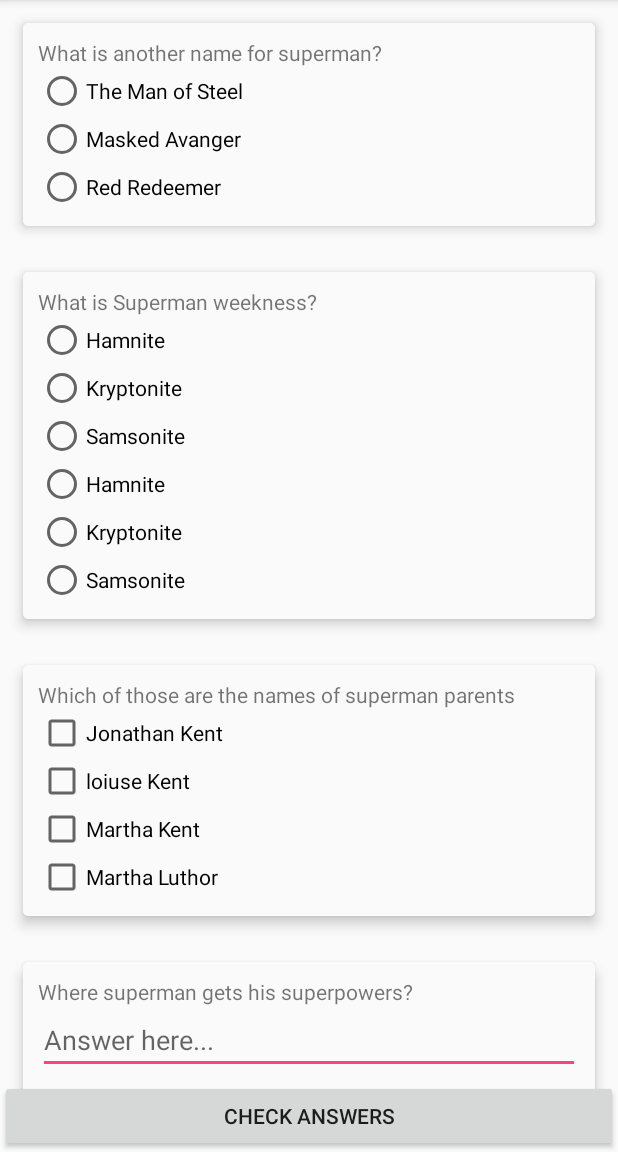
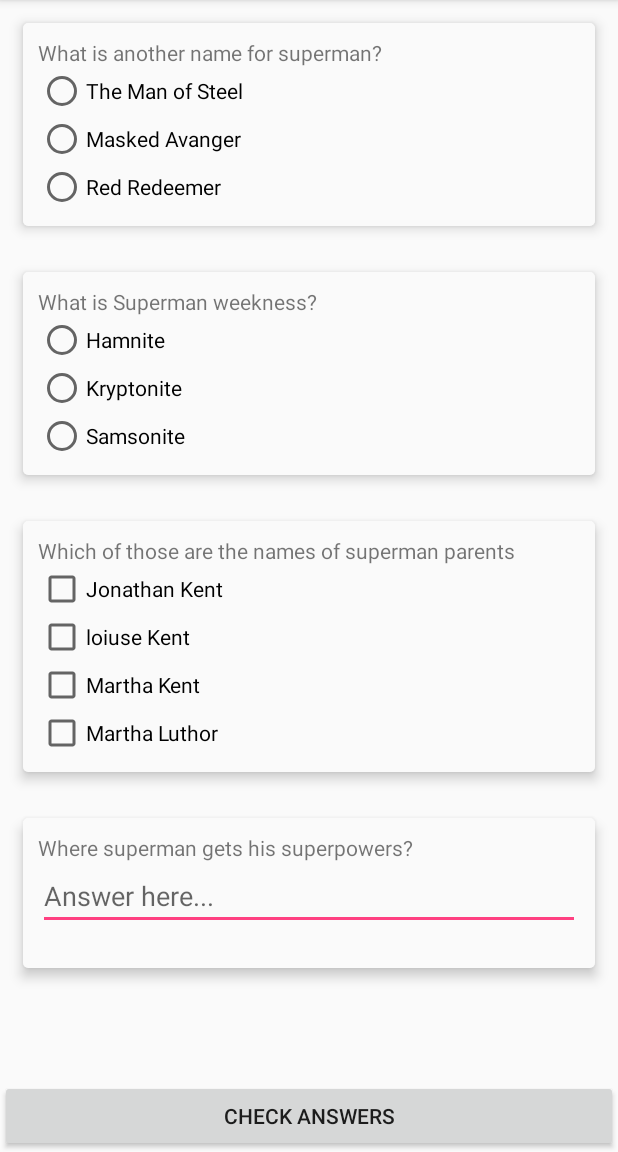
Before and after one commit to lowseven/nanodegrees, an Android app: the screen it shows after launch (MainActivity), after a tap on "CHECK ANSWERS", on a phone screen of 412 x 824 dp, the part 84-1236 px from its top. Run offline under Robolectric (Android 15) with nearby library versions, the phone set to English and light mode, and no system bars; 1 statement that could not run was skipped.

Commit message:
Cleaning quizApp

```diff
--- a/android/QuizApp/app/src/main/java/com/example/android/quizapp/MainActivity.java
+++ b/android/QuizApp/app/src/main/java/com/example/android/quizapp/MainActivity.java
@@ -3,6 +3,8 @@ package com.example.android.quizapp;
 import android.os.Bundle;
 import android.support.v7.app.AppCompatActivity;
 import android.view.View;
+import android.widget.CheckBox;
+import android.widget.EditText;
 import android.widget.RadioButton;
 import android.widget.RadioGroup;
 import android.widget.Toast;
@@ -15,34 +17,50 @@ public class MainActivity extends AppCompatActivity {
         setContentView(R.layout.activity_main);
     }
 
-    private int checkAnswers() {
-        int answer = 0;
+    private boolean[] checkAnswers() {
+        boolean[] answers = new boolean[4];
 
-        //RADIO BUTTONS ANSWERS VALIDATOR
+        //RADIO BUTTONS ANSWERS
         int q1_selectedRadioButtonId = ((RadioGroup) findViewById(R.id.q1_radio_button)).getCheckedRadioButtonId();
         int q2_selectedRadioButtonId = ((RadioGroup) findViewById(R.id.q2_radio_button)).getCheckedRadioButtonId();
 
-        RadioButton q1_radioButton = ((RadioButton) findViewById(q1_selectedRadioButtonId));
-        RadioButton q2_radioButton = ((RadioButton) findViewById(q2_selectedRadioButtonId));
+        if(q1_selectedRadioButtonId > 0) {
+            RadioButton q1_radioButton = ((RadioButton) findViewById(q1_selectedRadioButtonId));
+            answers[0] = (q1_radioButton.getText() == getResources().getString(R.string.q1_answer));
+        } else {
+          answers[0] = false;
+        }
+        if(q2_selectedRadioButtonId > 0) {
+            RadioButton q2_radioButton = ((RadioButton) findViewById(q2_selectedRadioButtonId));
+            answers[1] = (q2_radioButton.getText() == getResources().getString(R.string.q2_answer));
+        } else {
+            answers[1] = false;
+        }
 
-            answer = answer << 2;
-//        answer <<= (q1_radioButton.getText() == getResources().getString(R.string.q1_answer)) ? 1 : 0;
-//        answer <<= (q2_radioButton.getText() == getResources().getString(R.string.q2_answer)) ? 2 : 0;
+        //CHECKBOX ANSWERS
+        CheckBox q3_checkBox1 = (CheckBox) findViewById(R.id.q3_kent1);
+        CheckBox q3_checkBox2 = (CheckBox) findViewById(R.id.q3_kent2);
+        CheckBox q3_checkBox3 = (CheckBox) findViewById(R.id.q3_kent3);
+        CheckBox q3_checkBox4 = (CheckBox) findViewById(R.id.q3_kent4);
 
-//        //CHECKBOXES ANSWERS VALIDATOR
-//        CheckBox cbKent1 = (CheckBox) findViewById(R.id.q3_kent1);
-//        CheckBox cbKent2 = (CheckBox) findViewById(R.id.q3_kent2);
-//        CheckBox cbKent3 = (CheckBox) findViewById(R.id.q3_kent3);
-//        CheckBox cbKent4 = (CheckBox) findViewById(R.id.q3_kent4);
-//
-//        answer <<= (cbKent1.isChecked()) ? 1 : 0;
-//        answer <<= (cbKent1.isChecked()) ? 1 : 0;
+        answers[2] = (q3_checkBox1.isChecked() && q3_checkBox3.isChecked() && !q3_checkBox1.isChecked() && !q3_checkBox4.isChecked());
 
-        return answer;
+        //EDITTEXT ANSWER
+        EditText editText = (EditText) findViewById(R.id.q4_answer1);
+        String q4_answer = getResources().getString(R.string.q4_answer).toLowerCase();
+        answers[3] =  editText.getText().toString().toLowerCase().contains(q4_answer);
+
+        return answers;
     }
 
     public void submitAnswer(View view) {
-        int response = (checkAnswers() & 240);
-        Toast.makeText(this, Integer.toString(checkAnswers()), Toast.LENGTH_LONG).show();
+        boolean[] answers = checkAnswers();
+        int points = 0;
+
+        for(int i=0; i<4;i++) {
+            points += answers[i] ? i+1 : 0 ;
+        }
+
+        Toast.makeText(this, "Score: " + points + " of 10 max points", Toast.LENGTH_LONG).show();
     }
 }
--- a/android/QuizApp/app/src/main/res/layout/activity_main.xml
+++ b/android/QuizApp/app/src/main/res/layout/activity_main.xml
@@ -10,7 +10,10 @@
         android:id="@+id/container"
         android:layout_width="match_parent"
         android:layout_height="match_parent"
-        android:orientation="vertical">
+        android:orientation="vertical"
+        android:layout_alignParentTop="true"
+        android:layout_alignParentLeft="true"
+        android:layout_alignParentStart="true">
 
         <ScrollView
             android:layout_width="match_parent"
@@ -68,29 +71,9 @@
                         android:text="@string/q2"/>
 
                    <RadioGroup
-                       android:id="@+id/q2_radiobutton"
+                       android:id="@+id/q2_radio_button"
                        android:layout_width="match_parent"
-                       android:layout_height="wrap_content" />
-
-                       <RadioButton
-                           android:layout_width="wrap_content"
-                           android:layout_height="wrap_content"
-                           android:text="@string/q2_hamnite"/>
-
-                       <RadioButton
-                           android:layout_width="wrap_content"
-                           android:layout_height="wrap_content"
-                           android:text="@string/q2_kryptonite"/>
-
-                       <RadioButton
-                           android:layout_width="wrap_content"
-                           android:layout_height="wrap_content"
-                           android:text="@string/q2_samsonite"/>
-
-                       <RadioGroup
-                           android:id="@+id/q2_radio_button"
-                           android:layout_width="match_parent"
-                           android:layout_height="wrap_content">
+                       android:layout_height="wrap_content" >
 
                            <RadioButton
                                android:id="@+id/q2_answer1"
@@ -143,7 +126,7 @@
                         android:text="@string/q3_kent3"/>
 
                     <CheckBox
-                        android:id="@+id/q3_kent4"
+                        android:id="@+id/q3_luthor1"
                         android:layout_width="wrap_content"
                         android:layout_height="wrap_content"
                         android:text="@string/q3_kent4"/>
@@ -161,7 +144,7 @@
                         android:text="@string/q4"/>
 
                     <EditText
-                        android:id="@+id/q3_answer1"
+                        android:id="@+id/q4_answer1"
                         android:layout_width="match_parent"
                         android:layout_height="wrap_content"
                         android:hint="@string/textview_hint"
@@ -181,4 +164,5 @@
         android:layout_alignBottom="@id/container"
         android:onClick="submitAnswer"
         android:text="@string/check_answers_button"/>
+
 </RelativeLayout>
```
Also changed, not shown: 1 other file.
